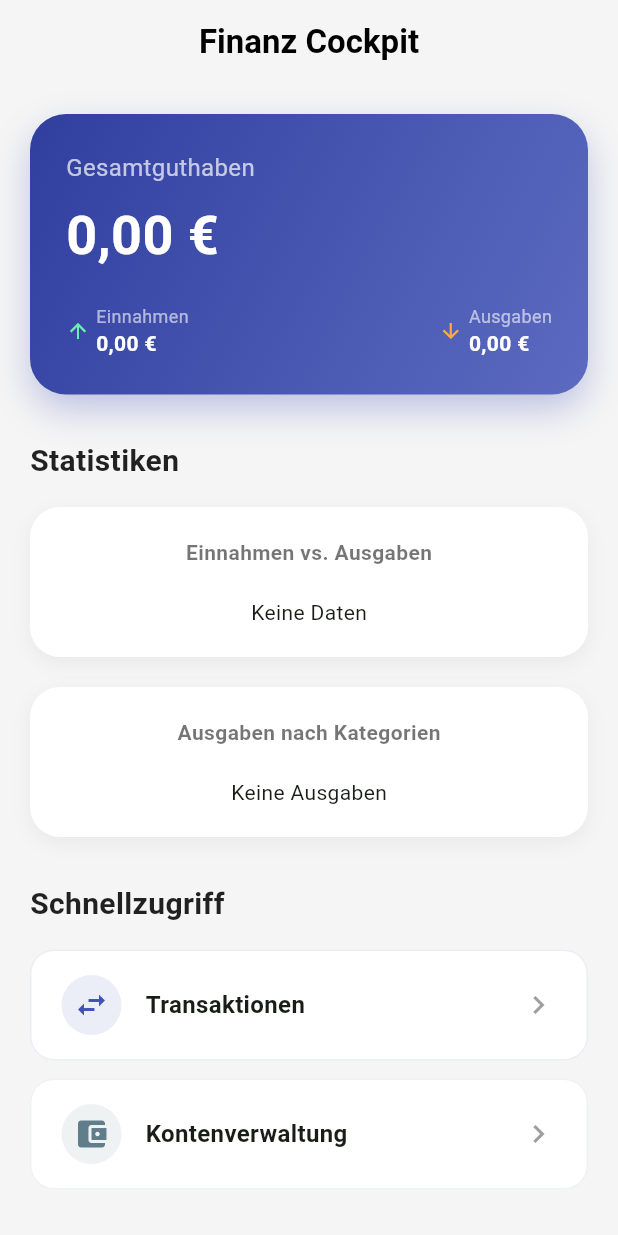
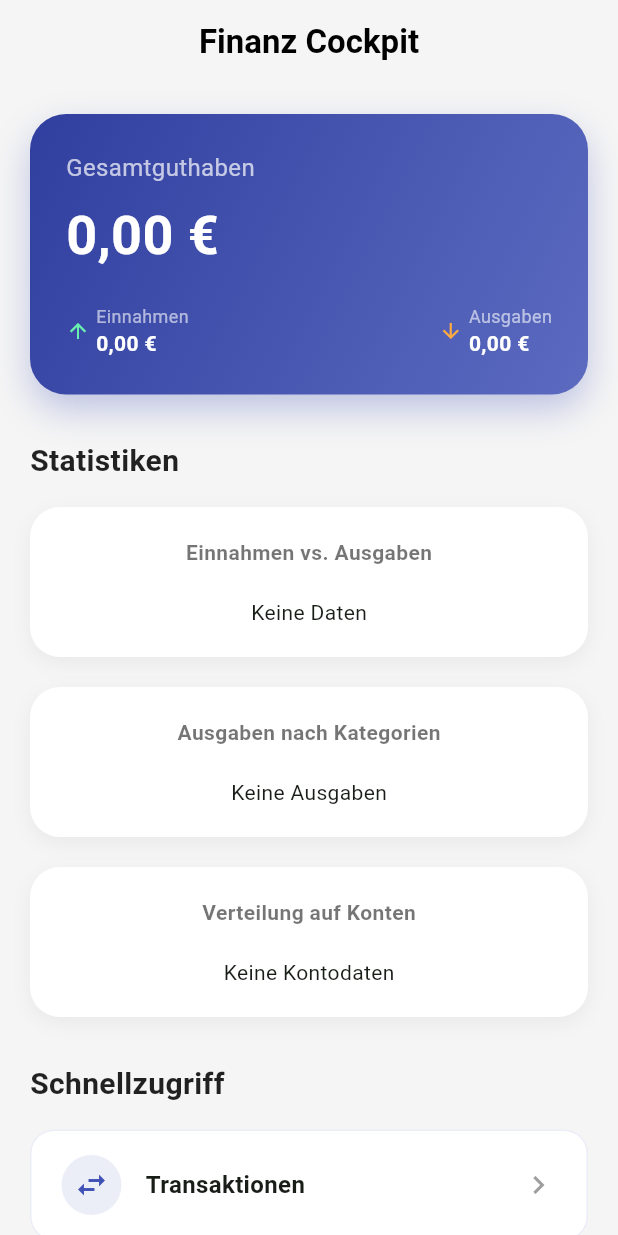
Before and after one commit to Zornemann/MeinBudget, a Flutter app: the screen it shows after launch, on a phone screen of 412 x 824 dp. Run offline on Flutter 3.47's test engine with Material 3 defaults, Android fonts, the phone set to English and light mode, and no system bars; our stand-ins replace fl_chart, sqflite, sqflite_common_ffi_web; accounts and stored records are empty.

Commit message:
feat: add account distribution chart to home screen

```diff
--- a/lib/screens/home_screen.dart
+++ b/lib/screens/home_screen.dart
@@ -19,6 +19,7 @@ class _HomeScreenState extends State<HomeScreen> {
   double _totalIncome = 0.0;
   double _totalExpense = 0.0;
   Map<String, double> _categoryExpenses = {};
+  List<Map<String, dynamic>> _accountBalances = []; // Neu für Konten-Chart
   bool _isLoading = true;
 
   @override
@@ -31,7 +32,9 @@ class _HomeScreenState extends State<HomeScreen> {
     setState(() => _isLoading = true);
     final transactions = await _dbHelper.getTransactions();
     final balance = await _dbHelper.getTotalBalance();
+    final accounts = await _dbHelper.getAccounts();
 
+    // 1. Einnahmen & Ausgaben berechnen
     double income = 0;
     double expense = 0;
     Map<String, double> catExp = {};
@@ -45,16 +48,26 @@ class _HomeScreenState extends State<HomeScreen> {
       }
     }
 
+    // 2. Kontostände für Verteilungs-Chart berechnen
+    List<Map<String, dynamic>> accStats = [];
+    for (var acc in accounts) {
+      final transBalance = await _dbHelper.getAccountBalance(acc['id']);
+      final totalAccBalance = (acc['initialBalance'] as num).toDouble() + transBalance;
+      if (totalAccBalance != 0) {
+        accStats.add({'name': acc['name'], 'balance': totalAccBalance});
+      }
+    }
+
     setState(() {
       _balance = balance;
       _totalIncome = income;
       _totalExpense = expense;
       _categoryExpenses = catExp;
+      _accountBalances = accStats;
       _isLoading = false;
     });
   }
 
-  // Icon-Mapping Logik
   IconData _getCategoryIcon(String category) {
     switch (category.toLowerCase()) {
       case 'gehalt': return Icons.payments;
@@ -98,6 +111,8 @@ class _HomeScreenState extends State<HomeScreen> {
                     _buildChartCard('Einnahmen vs. Ausgaben', _buildMainPieChart()),
                     const SizedBox(height: 20),
                     _buildChartCard('Ausgaben nach Kategorien', _buildCategoryPieChart()),
+                    const SizedBox(height: 20),
+                    _buildChartCard('Verteilung auf Konten', _buildAccountPieChart()),
                     const SizedBox(height: 30),
                     _buildSectionTitle('Schnellzugriff'),
                     const SizedBox(height: 16),
@@ -206,7 +221,7 @@ class _HomeScreenState extends State<HomeScreen> {
   }
 
   Widget _buildMainPieChart() {
-    if (_totalIncome == 0 && _totalExpense == 0) return const Text('Keine Daten');
+    if (_totalIncome == 0 && _totalExpense == 0) return const Center(child: Text('Keine Daten'));
     return SizedBox(
       height: 160,
       child: PieChart(
@@ -258,4 +273,27 @@ class _HomeScreenState extends State<HomeScreen> {
       ],
     );
   }
+
+  Widget _buildAccountPieChart() {
+    if (_accountBalances.isEmpty) return const Center(child: Text('Keine Kontodaten'));
+    return SizedBox(
+      height: 160,
+      child: PieChart(
+        PieChartData(
+          sectionsSpace: 2,
+          centerSpaceRadius: 30,
+          sections: _accountBalances.map((acc) {
+            final index = _accountBalances.indexOf(acc);
+            return PieChartSectionData(
+              color: Colors.accents[index % Colors.accents.length],
+              value: acc['balance'] < 0 ? 0 : acc['balance'],
+              title: acc['name'],
+              radius: 40,
+              titleStyle: const TextStyle(fontSize: 10, fontWeight: FontWeight.bold, color: Colors.white),
+            );
+          }).toList(),
+        ),
+      ),
+    );
+  }
 }
```
